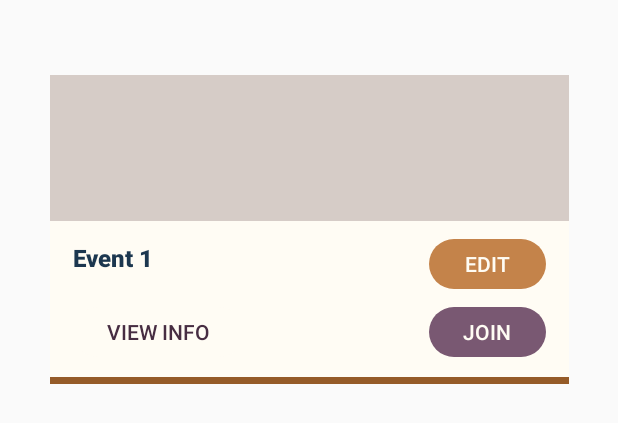
After one commit to CMPUT301F25powder/Skeddly-powder, an Android app: the layout single_event_item.xml on its own in the app's theme, with its tools: preview values and no code run, on a phone screen of 412 x 824 dp. The commit adds this screen. Shown: the top 423 px of the screen. Run offline under Robolectric (Android 15) with nearby library versions, the phone set to English and light mode, and no system bars.

Commit message:
Single Event Item functionally done

```diff
--- /dev/null
+++ b/Skeddly/app/src/main/res/drawable/round_button_style.xml
@@ -0,0 +1,6 @@
+<?xml version="1.0" encoding="utf-8"?>
+<shape xmlns:android="http://schemas.android.com/apk/res/android">
+
+    <corners android:radius="33dp"/>
+
+</shape>
--- /dev/null
+++ b/Skeddly/app/src/main/res/layout/single_event_item.xml
@@ -0,0 +1,99 @@
+<?xml version="1.0" encoding="utf-8"?>
+<androidx.constraintlayout.widget.ConstraintLayout xmlns:android="http://schemas.android.com/apk/res/android"
+    xmlns:app="http://schemas.android.com/apk/res-auto"
+    xmlns:tools="http://schemas.android.com/tools"
+    android:layout_width="match_parent"
+    android:layout_height="match_parent">
+
+
+    <androidx.constraintlayout.widget.ConstraintLayout
+        android:id="@+id/single_event_item"
+        android:layout_width="346dp"
+        android:layout_height="206dp"
+        android:layout_marginTop="50dp"
+        android:background="@color/secondary_dark_orange"
+        app:layout_constraintEnd_toEndOf="parent"
+        app:layout_constraintStart_toStartOf="parent"
+        app:layout_constraintTop_toTopOf="parent">
+
+        <ImageView
+            android:id="@+id/imageView"
+            android:layout_width="match_parent"
+            android:layout_height="97dp"
+            android:background="@color/neutral_cream_warm"
+            app:layout_constraintBottom_toTopOf="@+id/constraintLayout"
+            app:layout_constraintEnd_toEndOf="parent"
+            app:layout_constraintStart_toStartOf="parent"
+            app:layout_constraintTop_toTopOf="parent" />
+
+        <androidx.constraintlayout.widget.ConstraintLayout
+            android:id="@+id/constraintLayout"
+            android:layout_width="match_parent"
+            android:layout_height="104dp"
+            android:background="@color/neutral_lighter_off_white"
+            app:layout_constraintTop_toBottomOf="@+id/imageView">
+
+            <TextView
+                android:id="@+id/text_event_name"
+                android:layout_width="wrap_content"
+                android:layout_height="wrap_content"
+                android:layout_marginStart="15dp"
+                android:layout_marginTop="13dp"
+                android:fontFamily="sans-serif-medium"
+                android:text="@string/event_name"
+                android:textColor="@color/primary_navy"
+                android:textSize="16sp"
+                android:textStyle="bold"
+                app:layout_constraintStart_toStartOf="parent"
+                app:layout_constraintTop_toTopOf="parent" />
+
+            <Button
+                android:id="@+id/button_edit"
+                android:layout_width="78dp"
+                android:layout_height="33dp"
+                android:layout_marginEnd="15dp"
+                android:layout_marginBottom="12dp"
+                android:background="@drawable/round_button_style"
+                android:backgroundTint="@color/primary_orange"
+                android:insetTop="0dp"
+                android:insetBottom="0dp"
+                android:text="@string/button_edit"
+                android:textColor="@color/neutral_lighter_off_white"
+                android:textSize="14sp"
+                app:layout_constraintBottom_toTopOf="@+id/button_join"
+                app:layout_constraintEnd_toEndOf="parent" />
+
+            <Button
+                android:id="@+id/button_view_info"
+                android:layout_width="114dp"
+                android:layout_height="33dp"
+                android:layout_marginStart="15dp"
+                android:layout_marginBottom="13dp"
+                android:background="@drawable/round_button_style"
+                android:backgroundTint="@color/neutral_lighter_off_white"
+                android:insetTop="0dp"
+                android:insetBottom="0dp"
+                android:text="@string/button_view_info"
+                android:textColor="@color/secondary_dark_purple"
+                app:layout_constraintBottom_toBottomOf="parent"
+                app:layout_constraintStart_toStartOf="parent" />
+
+            <Button
+                android:id="@+id/button_join"
+                android:layout_width="78dp"
+                android:layout_height="33dp"
+                android:layout_marginEnd="15dp"
+                android:layout_marginBottom="13dp"
+                android:background="@drawable/round_button_style"
+                android:backgroundTint="@color/primary_purple"
+                android:insetTop="0dp"
+                android:insetBottom="0dp"
+                android:text="@string/button_join"
+                android:textColor="@color/neutral_lighter_off_white"
+                app:layout_constraintBottom_toBottomOf="parent"
+                app:layout_constraintEnd_toEndOf="parent" />
+
+        </androidx.constraintlayout.widget.ConstraintLayout>
+
+    </androidx.constraintlayout.widget.ConstraintLayout>
+</androidx.constraintlayout.widget.ConstraintLayout>
--- a/Skeddly/app/src/main/res/values-night/themes.xml
+++ b/Skeddly/app/src/main/res/values-night/themes.xml
@@ -1,6 +1,7 @@
 <resources xmlns:tools="http://schemas.android.com/tools">
     <!-- Base application theme. -->
-    <style name="Base.Theme.Skeddly" parent="Theme.Material3.DayNight.NoActionBar">
+    <!--<style name="Base.Theme.Skeddly" parent="Theme.Material3.DayNight.NoActionBar">-->
+    <style name="Base.Theme.Skeddly" parent="Theme.AppCompat.Light.NoActionBar">
         <!-- Customize your dark theme here. -->
         <!-- <item name="colorPrimary">@color/my_dark_primary</item> -->
     </style>
--- a/Skeddly/app/src/main/res/values/strings.xml
+++ b/Skeddly/app/src/main/res/values/strings.xml
@@ -1,3 +1,7 @@
 <resources>
     <string name="app_name">Skeddly</string>
+    <string name="event_name">Event 1</string>
+    <string name="button_edit">Edit</string>
+    <string name="button_view_info">View info</string>
+    <string name="button_join">Join</string>
 </resources>
--- a/Skeddly/app/src/main/res/values/themes.xml
+++ b/Skeddly/app/src/main/res/values/themes.xml
@@ -1,6 +1,7 @@
 <resources xmlns:tools="http://schemas.android.com/tools">
     <!-- Base application theme. -->
-    <style name="Base.Theme.Skeddly" parent="Theme.Material3.DayNight.NoActionBar">
+    <!--<style name="Base.Theme.Skeddly" parent="Theme.Material3.DayNight.NoActionBar">-->
+    <style name="Base.Theme.Skeddly" parent="Theme.AppCompat.Light.NoActionBar">
         <!-- Customize your light theme here. -->
         <!-- <item name="colorPrimary">@color/my_light_primary</item> -->
     </style>
```
